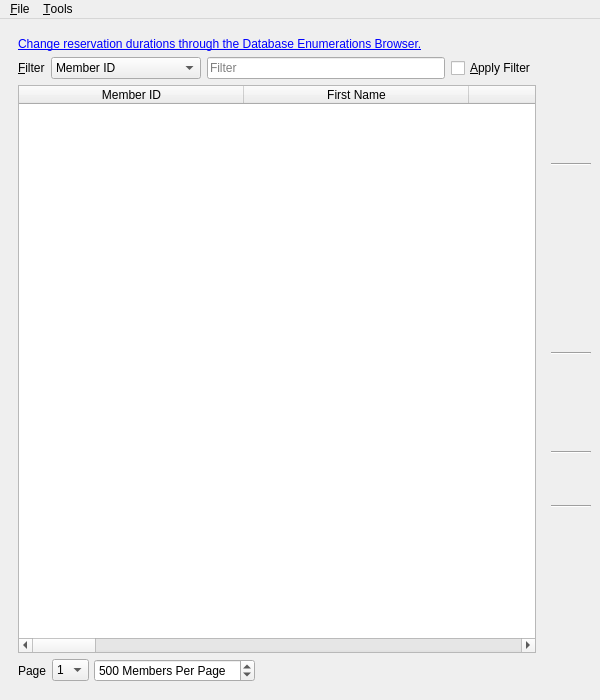
textbrowser/biblioteq, file UI/biblioteq_members_browser.ui: the form before one commit.
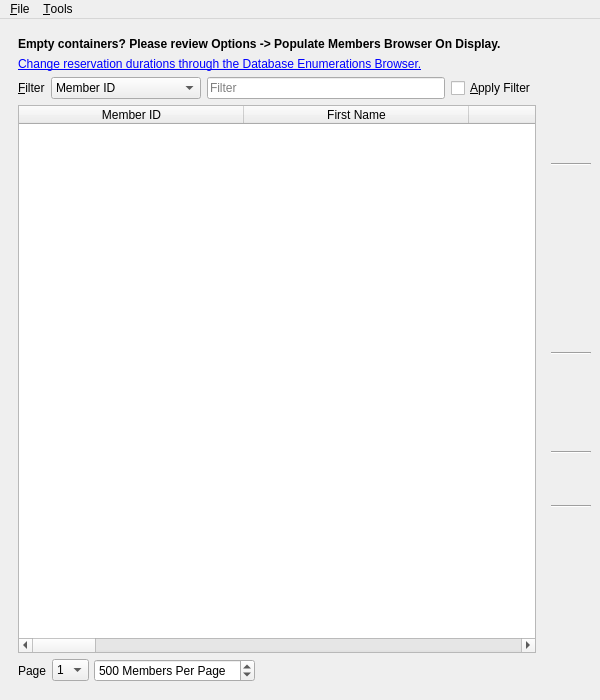
The form after the commit. Icons and pictures are not drawn.

```diff
--- a/UI/biblioteq_members_browser.ui
+++ b/UI/biblioteq_members_browser.ui
@@ -22,6 +22,22 @@
     <item>
      <widget class="QFrame" name="frame">
       <layout class="QVBoxLayout">
+       <item>
+        <widget class="QLabel" name="label_33">
+         <property name="font">
+          <font>
+           <weight>75</weight>
+           <bold>true</bold>
+          </font>
+         </property>
+         <property name="text">
+          <string>Empty containers? Please review Options -&gt; Populate Members Browser On Display.</string>
+         </property>
+         <property name="wordWrap">
+          <bool>true</bool>
+         </property>
+        </widget>
+       </item>
        <item>
         <widget class="QLabel" name="database_enumerations_browser_label">
          <property name="text">
```
